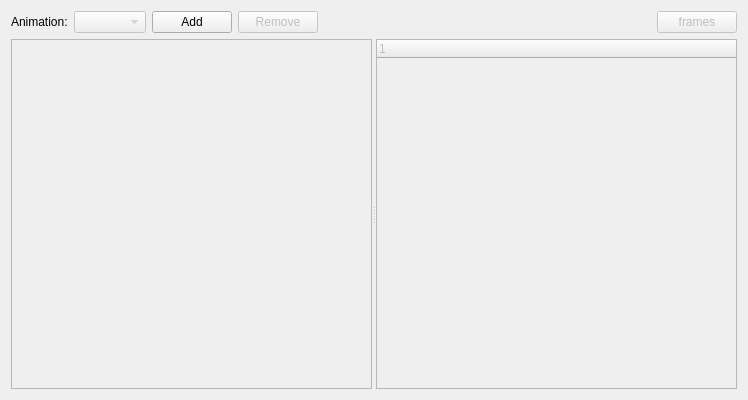
skyrpex/Flatty-Dev, file src/timeline/timelinewidget.ui: the form before one commit.
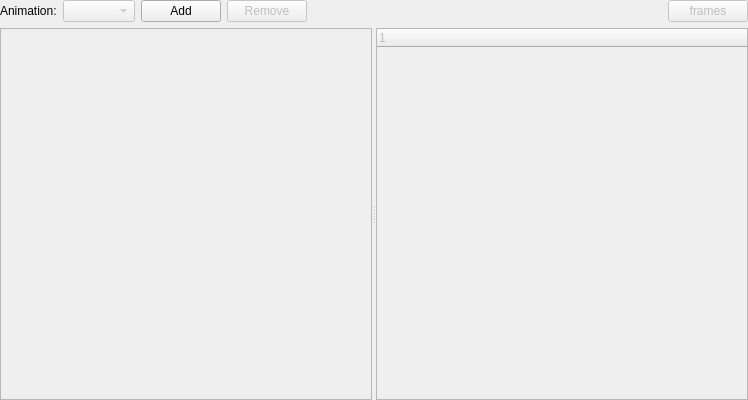
The form after the commit.

```diff
--- a/src/timeline/timelinewidget.ui
+++ b/src/timeline/timelinewidget.ui
@@ -14,6 +14,9 @@
    <string>Form</string>
   </property>
   <layout class="QVBoxLayout" name="verticalLayout">
+   <property name="margin">
+    <number>0</number>
+   </property>
    <item>
     <layout class="QHBoxLayout" name="horizontalLayout">
      <item>
```
